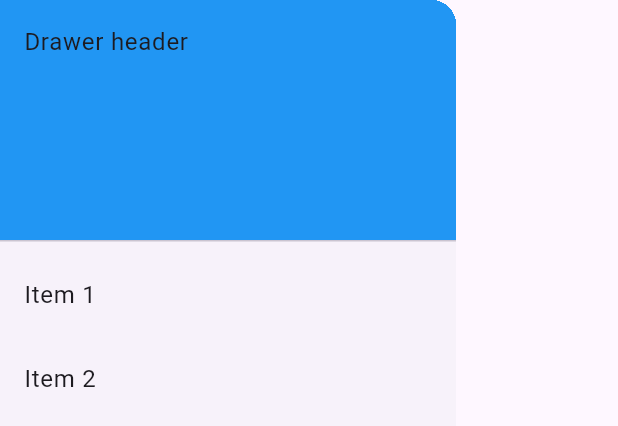
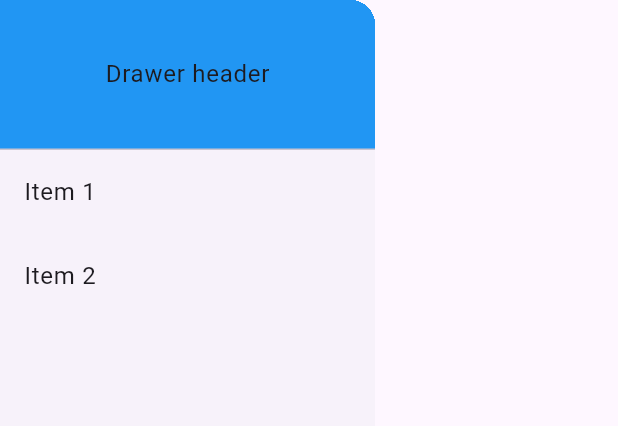
Before and after one commit to spencer-thompson/ai-tutor, a Flutter app: the SideDrawer widget shown alone on an empty page, opened directly, on a phone screen of 412 x 824 dp. Shown: the top 426 px of the screen. Run offline on Flutter 3.47's test engine with Material 3 defaults, Android fonts, the phone set to English and light mode, and no system bars; our stand-ins replace flutter_chat_types, flutter_chat_ui, flutter_dotenv, flutter_markdown, image_picker, supabase_flutter and 1 more; missing offline and left inert: mobile_scanner; accounts and stored records are empty.

```diff
--- a/playground/lib/drawer.dart
+++ b/playground/lib/drawer.dart
@@ -2,14 +2,20 @@ import 'package:flutter/material.dart';
 
 Widget SideDrawer() {
   return Drawer(
+    width: 250.0,
     child: ListView(
       padding: EdgeInsets.zero,
       children: [
-        const DrawerHeader(
-          decoration: BoxDecoration(
-            color: Colors.blue,
+        Container(
+          height: 100,
+          decoration: const BoxDecoration(color: Colors.blue),
+          child: const DrawerHeader(
+            margin: EdgeInsets.zero,
+            padding: EdgeInsets.all(16.0),
+            child: Center(
+              child: Text('Drawer header'),
+            ),
           ),
-          child: Text('Drawer header'),
         ),
         ListTile(
           title: const Text('Item 1'),
--- a/playground/lib/main.dart
+++ b/playground/lib/main.dart
@@ -6,6 +6,7 @@ import 'package:playground/basic_chat_ui.dart';
 import 'package:playground/qr_code/qr_code.dart';
 import 'package:playground/splash.dart';
 import 'package:playground/drawer.dart';
+import 'package:flutter/services.dart';
 
 //import 'package:playground/markdown_2.dart';
 
@@ -20,6 +21,11 @@ String randomString() {
 }
 
 void main() {
+  //SystemChrome.setSystemUIOverlayStyle(const SystemUiOverlayStyle(
+  //  //statusBarColor: Colors.pink,
+  //  systemNavigationBarColor: Colors.black,
+  //  systemNavigationBarIconBrightness: Brightness.light,
+  //));
   //runApp(const MyApp());
   //runApp(const BasicApp());
   //runApp(QrApp());
```
Also changed, not shown: playground/lib/basic_chat_ui.dart (+88 -15 lines).
